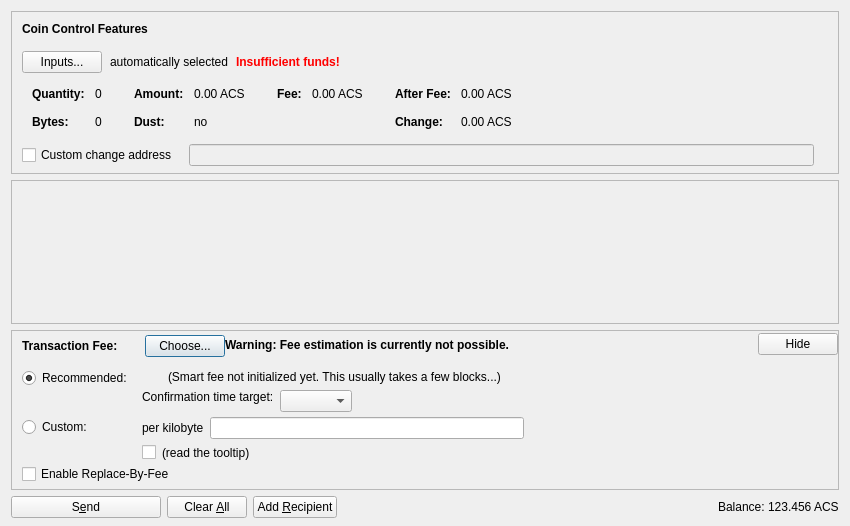
Old version of the form src/qt/forms/sendcoinsdialog.ui in the repository Fintefy/bitcoin.
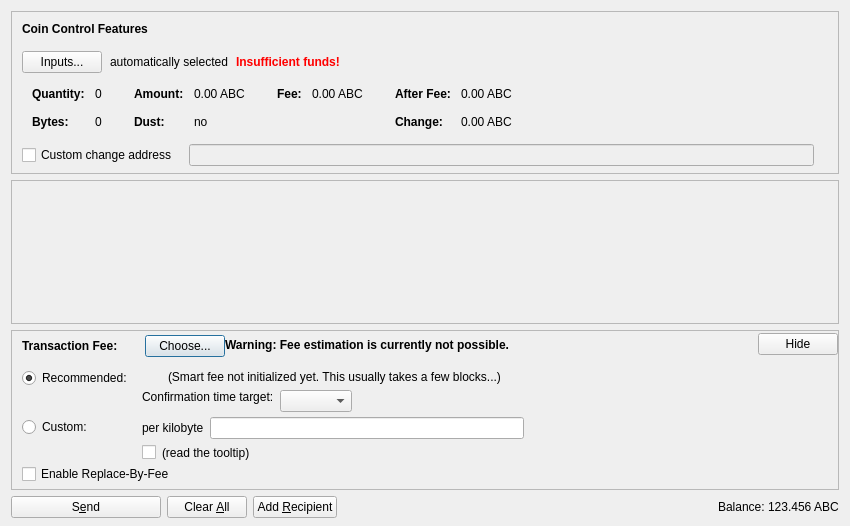
New version of the form. Icons and pictures are not drawn. Custom widgets are drawn as their Qt base class.

```diff
--- a/src/qt/forms/sendcoinsdialog.ui
+++ b/src/qt/forms/sendcoinsdialog.ui
@@ -324,7 +324,7 @@
                   <enum>Qt::ActionsContextMenu</enum>
                  </property>
                  <property name="text">
-                  <string notr="true">0.00 ACS</string>
+                  <string notr="true">0.00 ABC</string>
                  </property>
                  <property name="textInteractionFlags">
                   <set>Qt::LinksAccessibleByMouse|Qt::TextSelectableByKeyboard|Qt::TextSelectableByMouse</set>
@@ -404,7 +404,7 @@
                   <enum>Qt::ActionsContextMenu</enum>
                  </property>
                  <property name="text">
-                  <string notr="true">0.00 ACS</string>
+                  <string notr="true">0.00 ABC</string>
                  </property>
                  <property name="textInteractionFlags">
                   <set>Qt::LinksAccessibleByMouse|Qt::TextSelectableByKeyboard|Qt::TextSelectableByMouse</set>
@@ -455,7 +455,7 @@
                   <enum>Qt::ActionsContextMenu</enum>
                  </property>
                  <property name="text">
-                  <string notr="true">0.00 ACS</string>
+                  <string notr="true">0.00 ABC</string>
                  </property>
                  <property name="textInteractionFlags">
                   <set>Qt::LinksAccessibleByMouse|Qt::TextSelectableByKeyboard|Qt::TextSelectableByMouse</set>
@@ -484,7 +484,7 @@
                   <enum>Qt::ActionsContextMenu</enum>
                  </property>
                  <property name="text">
-                  <string notr="true">0.00 ACS</string>
+                  <string notr="true">0.00 ABC</string>
                  </property>
                  <property name="textInteractionFlags">
                   <set>Qt::LinksAccessibleByMouse|Qt::TextSelectableByKeyboard|Qt::TextSelectableByMouse</set>
@@ -1247,7 +1247,7 @@
           <cursorShape>IBeamCursor</cursorShape>
          </property>
          <property name="text">
-          <string notr="true">123.456 ACS</string>
+          <string notr="true">123.456 ABC</string>
          </property>
          <property name="textInteractionFlags">
           <set>Qt::LinksAccessibleByMouse|Qt::TextSelectableByKeyboard|Qt::TextSelectableByMouse</set>
```
